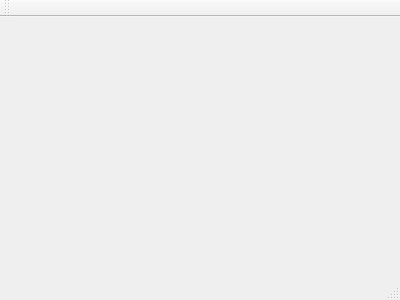
Old version of the form mainwindow.ui in the repository ragnarula/oscbridge.
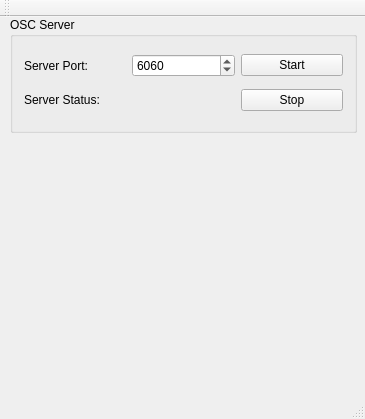
New version of the form.

The edit to the form file:
```diff
--- a/mainwindow.ui
+++ b/mainwindow.ui
@@ -1,24 +1,130 @@
 <ui version="4.0">
  <class>MainWindow</class>
- <widget class="QMainWindow" name="MainWindow" >
-  <property name="geometry" >
+ <widget class="QMainWindow" name="MainWindow">
+  <property name="geometry">
    <rect>
     <x>0</x>
     <y>0</y>
-    <width>400</width>
-    <height>300</height>
+    <width>365</width>
+    <height>419</height>
    </rect>
   </property>
-  <property name="windowTitle" >
-   <string>MainWindow</string>
+  <property name="sizePolicy">
+   <sizepolicy hsizetype="Fixed" vsizetype="Fixed">
+    <horstretch>0</horstretch>
+    <verstretch>0</verstretch>
+   </sizepolicy>
   </property>
-  <widget class="QMenuBar" name="menuBar" />
-  <widget class="QToolBar" name="mainToolBar" />
-  <widget class="QWidget" name="centralWidget" />
-  <widget class="QStatusBar" name="statusBar" />
+  <property name="minimumSize">
+   <size>
+    <width>365</width>
+    <height>0</height>
+   </size>
+  </property>
+  <property name="maximumSize">
+   <size>
+    <width>365</width>
+    <height>16777215</height>
+   </size>
+  </property>
+  <property name="windowTitle">
+   <string>OSC Bridge</string>
+  </property>
+  <widget class="QWidget" name="centralWidget">
+   <widget class="QGroupBox" name="groupBox">
+    <property name="geometry">
+     <rect>
+      <x>10</x>
+      <y>0</y>
+      <width>347</width>
+      <height>116</height>
+     </rect>
+    </property>
+    <property name="title">
+     <string>OSC Server</string>
+    </property>
+    <layout class="QHBoxLayout" name="horizontalLayout">
+     <item>
+      <layout class="QGridLayout" name="gridLayout">
+       <item row="0" column="0">
+        <widget class="QLabel" name="portLabel_static">
+         <property name="text">
+          <string>Server Port:</string>
+         </property>
+        </widget>
+       </item>
+       <item row="0" column="5">
+        <widget class="QPushButton" name="startButton">
+         <property name="text">
+          <string>Start</string>
+         </property>
+        </widget>
+       </item>
+       <item row="4" column="5">
+        <widget class="QPushButton" name="stopButton">
+         <property name="text">
+          <string>Stop</string>
+         </property>
+        </widget>
+       </item>
+       <item row="4" column="0">
+        <widget class="QLabel" name="statusLabel_static">
+         <property name="text">
+          <string>Server Status:</string>
+         </property>
+        </widget>
+       </item>
+       <item row="4" column="2">
+        <widget class="QLabel" name="statusLabel">
+         <property name="text">
+          <string/>
+         </property>
+        </widget>
+       </item>
+       <item row="0" column="2">
+        <widget class="QSpinBox" name="portSpinBox">
+         <property name="minimum">
+          <number>1024</number>
+         </property>
+         <property name="maximum">
+          <number>65535</number>
+         </property>
+         <property name="value">
+          <number>6060</number>
+         </property>
+        </widget>
+       </item>
+      </layout>
+     </item>
+    </layout>
+   </widget>
+  </widget>
+  <widget class="QMenuBar" name="menuBar">
+   <property name="geometry">
+    <rect>
+     <x>0</x>
+     <y>0</y>
+     <width>365</width>
+     <height>22</height>
+    </rect>
+   </property>
+  </widget>
+  <widget class="QToolBar" name="mainToolBar">
+   <attribute name="toolBarArea">
+    <enum>TopToolBarArea</enum>
+   </attribute>
+   <attribute name="toolBarBreak">
+    <bool>false</bool>
+   </attribute>
+  </widget>
+  <widget class="QStatusBar" name="statusBar"/>
  </widget>
- <layoutDefault spacing="6" margin="11" />
- <pixmapfunction></pixmapfunction>
+ <layoutdefault spacing="6" margin="11"/>
+ <tabstops>
+  <tabstop>portSpinBox</tabstop>
+  <tabstop>startButton</tabstop>
+  <tabstop>stopButton</tabstop>
+ </tabstops>
  <resources/>
  <connections/>
 </ui>
```
Left out of the diff: 1 changed line with no effect on the pictures.
